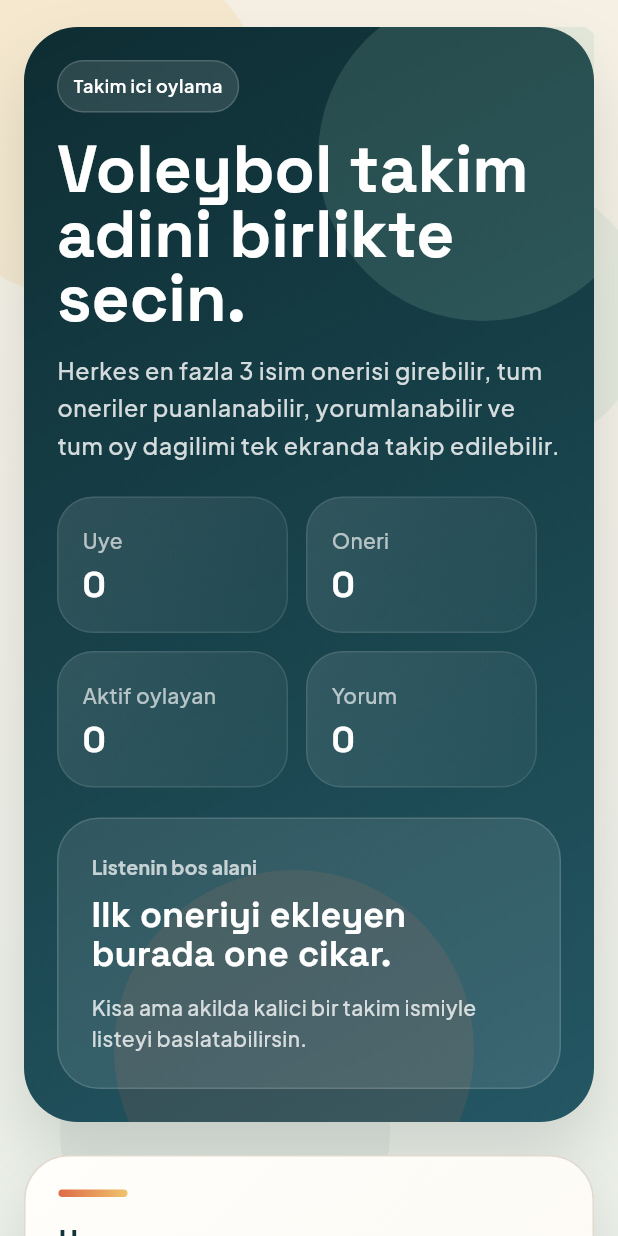
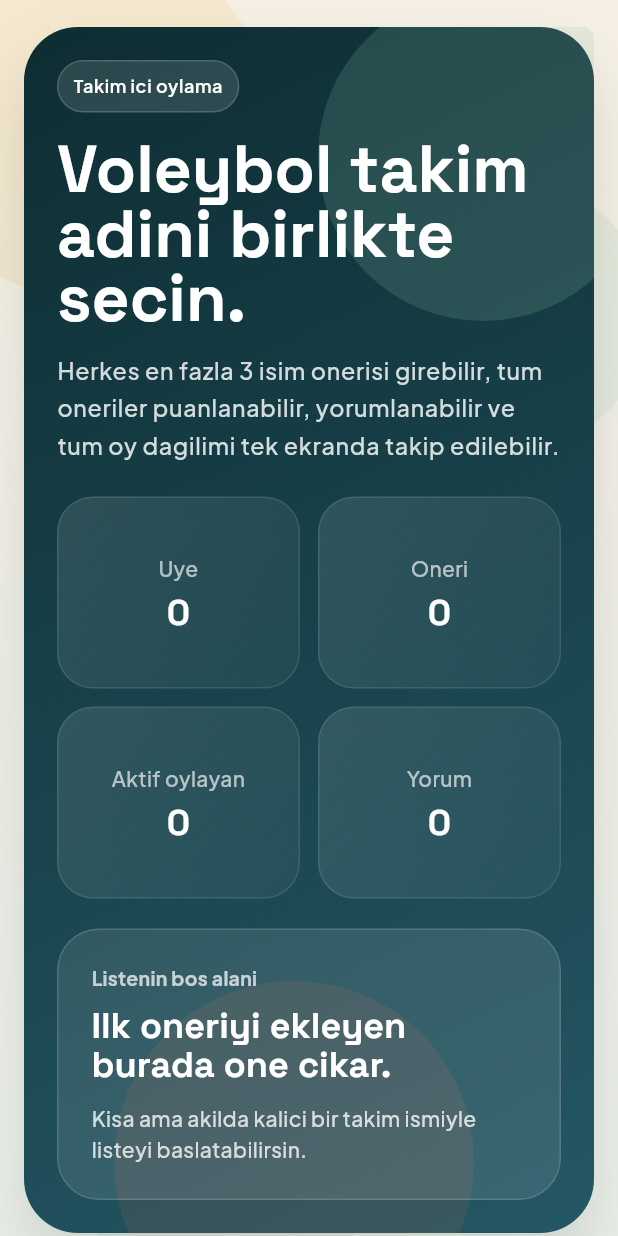
Before and after one commit to erenceyhan/VoleybolOylama, a Flutter app: the screen it shows after launch, on a phone screen of 412 x 824 dp. Run offline on Flutter 3.47's test engine with Material 3 defaults, Android fonts, the phone set to English and light mode, and no system bars; our stand-ins replace flutter_dotenv, google_fonts, supabase_flutter; accounts and stored records are empty.

Commit message:
Refine Flutter hero stats layout

```diff
--- a/flutter_app/lib/src/app.dart
+++ b/flutter_app/lib/src/app.dart
@@ -2338,15 +2338,54 @@ class _HeroCopy extends StatelessWidget {
         ),
         if (showStats) ...[
           const SizedBox(height: 22),
-          Wrap(
-            spacing: 12,
-            runSpacing: 12,
-            children: [
-              _StatCard(label: 'Uye', value: approvedMemberCount.toString()),
-              _StatCard(label: 'Oneri', value: suggestionCount.toString()),
-              _StatCard(label: 'Aktif oylayan', value: activeVoters.toString()),
-              _StatCard(label: 'Yorum', value: commentCount.toString()),
-            ],
+          SizedBox(
+            width: double.infinity,
+            child: LayoutBuilder(
+              builder: (context, constraints) {
+                const spacing = 12.0;
+                final maxWidth = constraints.maxWidth;
+                final columns = maxWidth >= 660 ? 4 : 2;
+                final cardWidth = columns == 4
+                    ? (maxWidth - (spacing * 3)) / 4
+                    : (maxWidth - spacing) / 2;
+
+                return Wrap(
+                  alignment: WrapAlignment.center,
+                  spacing: spacing,
+                  runSpacing: spacing,
+                  children: [
+                    SizedBox(
+                      width: cardWidth,
+                      child: _StatCard(
+                        label: 'Uye',
+                        value: approvedMemberCount.toString(),
+                      ),
+                    ),
+                    SizedBox(
+                      width: cardWidth,
+                      child: _StatCard(
+                        label: 'Oneri',
+                        value: suggestionCount.toString(),
+                      ),
+                    ),
+                    SizedBox(
+                      width: cardWidth,
+                      child: _StatCard(
+                        label: 'Aktif oylayan',
+                        value: activeVoters.toString(),
+                      ),
+                    ),
+                    SizedBox(
+                      width: cardWidth,
+                      child: _StatCard(
+                        label: 'Yorum',
+                        value: commentCount.toString(),
+                      ),
+                    ),
+                  ],
+                );
+              },
+            ),
           ),
         ],
       ],
@@ -2683,8 +2722,8 @@ class _StatCard extends StatelessWidget {
   @override
   Widget build(BuildContext context) {
     return Container(
-      width: 154,
-      padding: const EdgeInsets.symmetric(horizontal: 16, vertical: 18),
+      constraints: const BoxConstraints(minHeight: 128),
+      padding: const EdgeInsets.symmetric(horizontal: 14, vertical: 18),
       decoration: BoxDecoration(
         gradient: LinearGradient(
           colors: [
@@ -2700,10 +2739,12 @@ class _StatCard extends StatelessWidget {
         ),
       ),
       child: Column(
-        crossAxisAlignment: CrossAxisAlignment.start,
+        mainAxisAlignment: MainAxisAlignment.center,
+        crossAxisAlignment: CrossAxisAlignment.center,
         children: [
           Text(
             label,
+            textAlign: TextAlign.center,
             style: Theme.of(context).textTheme.bodyMedium?.copyWith(
                   color: Colors.white.withValues(alpha: 0.66),
                 ),
@@ -2711,6 +2752,7 @@ class _StatCard extends StatelessWidget {
           const SizedBox(height: 6),
           Text(
             value,
+            textAlign: TextAlign.center,
             style: Theme.of(context).textTheme.headlineSmall?.copyWith(
                   color: Colors.white,
                   fontWeight: FontWeight.w800,
```
